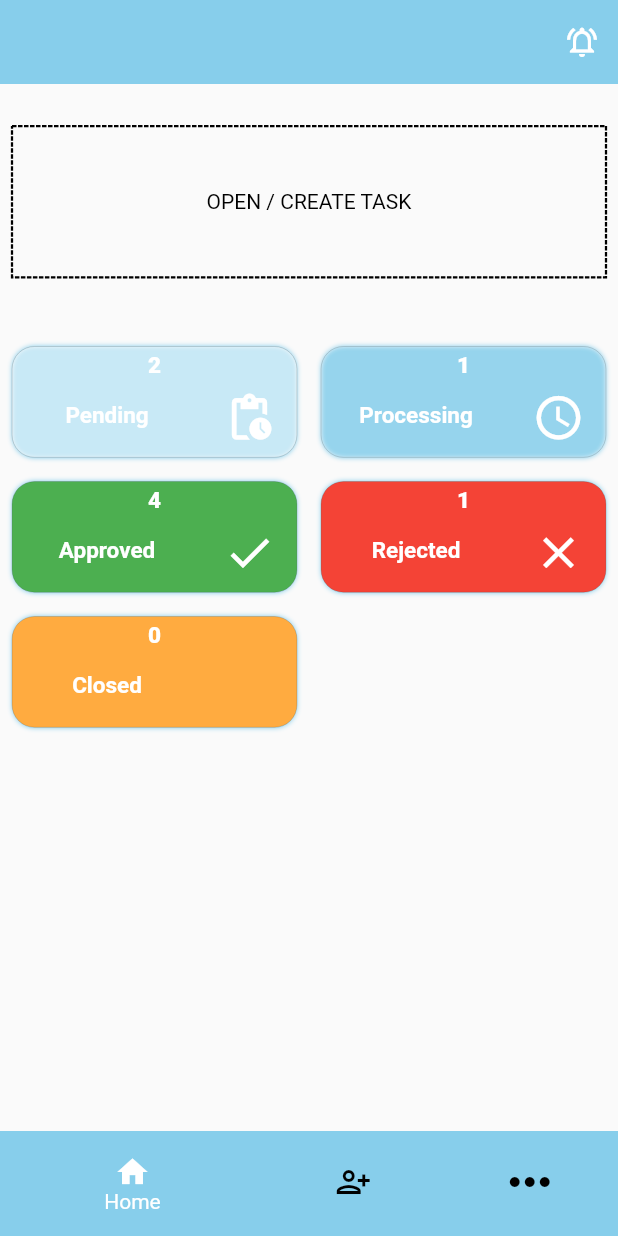
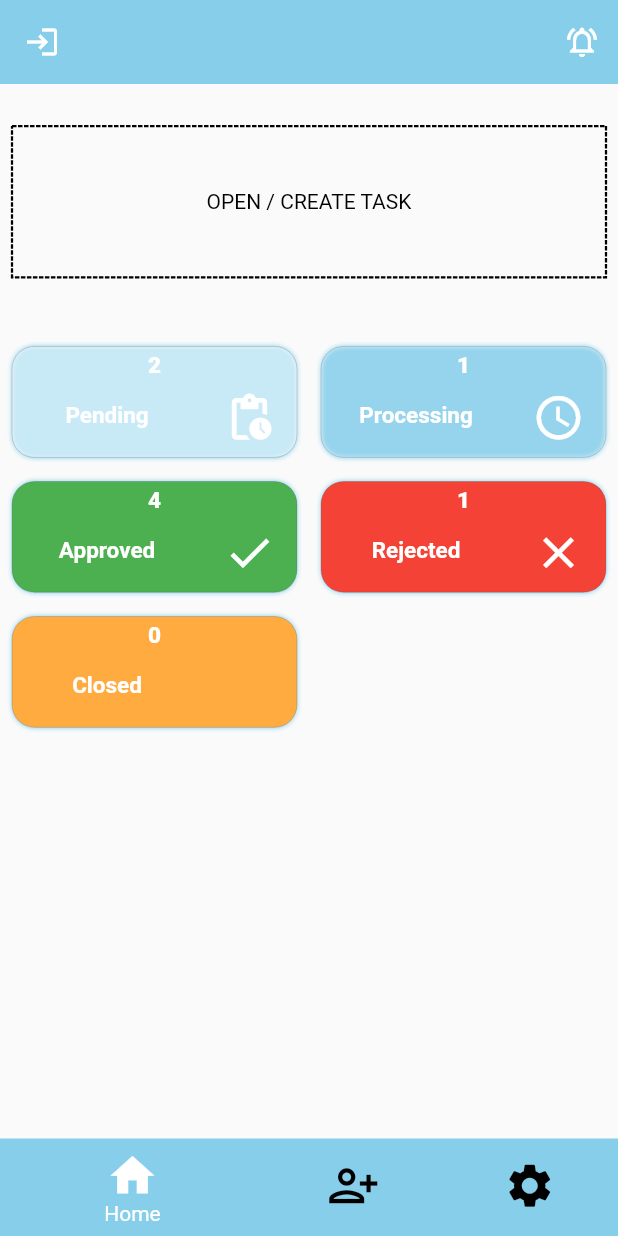
Before and after one commit to thoyyibHeadstartglobal/work_flow_app, a Flutter app: the screen it shows after launch, after a tap on "Login", on a phone screen of 412 x 824 dp. Run offline on Flutter 3.47's test engine with Material 2 defaults, Android fonts, the light colour scheme and no system bars; drawn by our look-alikes of dotted_border; our stand-ins replace better_player, dropdown_button2, local_auth; missing offline and left inert: face_camera.

Commit message:
works at last ..18_12_2023

```diff
--- a/analysis_options.yaml
+++ b/analysis_options.yaml
@@ -22,7 +22,7 @@ linter:
   # `// ignore_for_file: name_of_lint` syntax on the line or in the file
   # producing the lint.
   rules:
-    # avoid_print: false  # Uncomment to disable the `avoid_print` rule
+     avoid_print: false  # Uncomment to disable the `avoid_print` rule
     # prefer_single_quotes: true  # Uncomment to enable the `prefer_single_quotes` rule
 
 # Additional information about this file can be found at
--- a/lib/common_pages/app_home_page.dart
+++ b/lib/common_pages/app_home_page.dart
@@ -1,5 +1,3 @@
-
-
 import 'package:dotted_border/dotted_border.dart';
 import 'package:flutter/cupertino.dart';
 import 'package:flutter/material.dart';
@@ -15,111 +13,176 @@ import 'package:work_flow_app/task_management_pages/task_notifications_page.dart
 class AppHome extends StatefulWidget {
   const AppHome({Key? key}) : super(key: key);
 
-
   @override
   State<AppHome> createState() => _AppHomeState();
 }
 
 class _AppHomeState extends State<AppHome> {
+  int? _currentIndex = 0;
 
-   int ? _currentIndex = 0;
-
-
-   static   List<BottomNavigationBarItem> _pages = <BottomNavigationBarItem>[
-     BottomNavigationBarItem(
-         label: "Home",
-         icon: Icon(Icons.home)
-     ),
-
-
-     BottomNavigationBarItem(
-         label: "Profile",
-         icon: Icon(Icons.person_add_alt)
-     ),
-
+  static List<BottomNavigationBarItem> _pages = <BottomNavigationBarItem>[
+    BottomNavigationBarItem(label: "Home", icon: Icon(Icons.home)),
+    BottomNavigationBarItem(label: "Profile", icon: Icon(Icons.person_add_alt)),
     BottomNavigationBarItem(
         // activeIcon: Icon(Icons.more_horiz),
         label: "",
-         icon: Icon(Icons.more_horiz,
-         size: 40,)
-     ),
+        icon: Icon(
+          Icons.more_horiz,
+          size: 40,
+        )),
   ];
 
-
-
-  List<dynamic> statusList = [{"status":'Pending',
-  'color':Colors.white54,'count':2,
-  'icon':Icon(Icons.pending_actions,
+  List<dynamic> statusList = [
+    {
+      "status": 'Pending',
+      'color': Colors.white54,
+      'count': 2,
+      'icon': Icon(
+        Icons.pending_actions,
         color: Colors.white,
-  size: 35,)},
-    {"status":'Processing','count':1,
-      'icon':Icon(Icons.access_time_outlined,
+        size: 35,
+      )
+    },
+    {
+      "status": 'Processing',
+      'count': 1,
+      'icon': Icon(
+        Icons.access_time_outlined,
         color: Colors.white,
-        size: 35,),
-
-    'color':Colors.white12},
-    {"status":'Approved',
-      'count':4,
-      'icon':Icon(Icons.check,
+        size: 35,
+      ),
+      'color': Colors.white12
+    },
+    {
+      "status": 'Approved',
+      'count': 4,
+      'icon': Icon(
+        Icons.check,
         color: Colors.white,
-        size: 35,),
-      'color':Colors.green},
-    {"status":'Rejected',
-      'count':1,
-      'icon':Icon(Icons.close,
         size: 35,
-        color: Colors.white),
-      'color':Colors.red},
-    {"status":'Closed',
-      'count':0,
-      'icon':Icon(Icons.closed_caption_disabled_sharp, size: 35,),
-      'color':Colors.orangeAccent}];
+      ),
+      'color': Colors.green
+    },
+    {
+      "status": 'Rejected',
+      'count': 1,
+      'icon': Icon(Icons.close, size: 35, color: Colors.white),
+      'color': Colors.red
+    },
+    {
+      "status": 'Closed',
+      'count': 0,
+      'icon': Icon(
+        Icons.closed_caption_disabled_sharp,
+        size: 35,
+      ),
+      'color': Colors.orangeAccent
+    }
+  ];
 
   @override
   void initState() {
     initializeData();
     super.initState();
   }
-  initializeData(){
+
+  initializeData() {
     print("initialization data Page");
   }
 
   @override
   Widget build(BuildContext context) {
-
     return WillPopScope(
-      onWillPop: ()async
-      {
+      onWillPop: () async {
         return false;
       },
       child: SafeArea(
+        child: Scaffold(
+          appBar: AppBar(
+            leading: IconButton(
+              icon: Icon(Icons.login_outlined),
+              onPressed: () {
+                Widget yesButton = TextButton(
+                  style: TextButton.styleFrom(
+                    backgroundColor: Colors.green
+                  ),
+                  child: Text("Yes",
+                  style: TextStyle(
+                    color: Colors.white
+                  ),),
+                  onPressed: () {
+                    Navigator.pushAndRemoveUntil(context,
+                        MaterialPageRoute(builder: (context)=> LoginPage()), (route) => false);
+                  },
+                );
 
-        child: Scaffold(
+                Widget noButton = TextButton(
+                  style: TextButton.styleFrom(
+                      backgroundColor: Colors.red
+                  ),
+                  child: Text("No"
+                  ,
+                      style: TextStyle(
+                          color: Colors.white
+                      )),
+                  onPressed: () {
+                    Navigator.pop(context);
+                  },
+                );
 
-          appBar: AppBar(
+                Widget alert = AlertDialog(
+                  elevation: 7.0,
+                  insetPadding: EdgeInsets.only(
+                      bottom: 520,
+                  right: 0),
+                  title: Align(
+                    alignment: Alignment.topCenter,
+                    child: Container(
+                      alignment: Alignment.topCenter,
+                      child: const Text("Are you sure to logout ?"),
+                    ),
+                  ),
+                  actions: [yesButton, noButton],
+                );
+
+                showDialog(
+                    barrierColor: Colors.transparent,
+                    useSafeArea: true,
+                    context: context,
+                    builder: (context)
+
+                    =>
+                        Align(
+
+                          alignment: Alignment.topCenter,
+                            child: alert)
+                );
+              },
+            ),
             automaticallyImplyLeading: false,
             elevation: 0,
             backgroundColor: Color(0xff87CEEB),
             centerTitle: true,
-actions: [IconButton(onPressed: (){
-
-  Navigator.push(context,
-  MaterialPageRoute(builder: (context)=>
-
-      TaskNotificationsPage()));
-}, icon: Icon(Icons.notifications_active_outlined))],
-
-
-
+            actions: [
+              IconButton(
+                  onPressed: () {
+                    Navigator.push(
+                        context,
+                        MaterialPageRoute(
+                            builder: (context) => TaskNotificationsPage()));
+                  },
+                  icon: Icon(Icons.notifications_active_outlined))
+            ],
           ),
           body: ListView(
             children: [
-              SizedBox(height: 20,),
+              SizedBox(
+                height: 20,
+              ),
               Container(
                 padding: const EdgeInsets.all(8.0),
                 child: Row(
                   children: [
-
                     // Expanded(
                     //   child: InkWell(
                     //
@@ -155,7 +218,6 @@ actions: [IconButton(onPressed: (){
                     Expanded(
                       child: DottedBorder(
                         strokeWidth: 1.5,
-
                         child: InkWell(
 
                             //
@@ -173,55 +235,50 @@ actions: [IconButton(onPressed: (){
                             //         vertical: 0),
                             //     primary: Colors.white
                             // ),
-                            onTap: (){
+                            onTap: () {
                               // Navigator.push(
                               //     context, MaterialPageRoute(builder: (context)=>
                               //     LoginPage()));
-                              Navigator.push(context, MaterialPageRoute(
-                                  builder: (context)=> CreateTaskPage())
-                              )
-                              .whenComplete(() =>
-
-                              initializeData()
-                              );
+                              Navigator.push(
+                                      context,
+                                      MaterialPageRoute(
+                                          builder: (context) =>
+                                              CreateTaskPage()))
+                                  .whenComplete(() => initializeData());
 
                               print("button Pressed");
-                            }, child:
-                        Container(
-                          height: MediaQuery.of(context).size.height/8.5,
-                          child:
-                          Center(
-                            child: Text("OPEN / CREATE TASK",
-                              style: TextStyle(
-                                  color: Colors.black
+                            },
+                            child: Container(
+                              height: MediaQuery.of(context).size.height / 8.5,
+                              child: Center(
+                                child: Text(
+                                  "OPEN / CREATE TASK",
+                                  style: TextStyle(color: Colors.black),
+                                  textAlign: TextAlign.center,
                                 ),
-                              textAlign: TextAlign.center,),
                               ),
                             )),
-
                       ),
                     ),
-
                   ],
                 ),
               ),
 
-
-              SizedBox(height: 30,),
+              SizedBox(
+                height: 30,
+              ),
 
               Container(
                 height: 350,
-
                 child: GridView.builder(
                     // padding:
                     // EdgeInsets.symmetric(horizontal: 10, vertical: 22),
                     gridDelegate: SliverGridDelegateWithFixedCrossAxisCount(
                       crossAxisCount: 2,
                       // maxCrossAxisExtent: 200,
-                    mainAxisExtent:
-                    90,
+                      mainAxisExtent: 90,
                       // childAspectRatio: 3 / 2,
-                    crossAxisSpacing:0,
+                      crossAxisSpacing: 0,
 
                       mainAxisSpacing: 0,
                     ),
@@ -235,24 +292,20 @@ actions: [IconButton(onPressed: (){
                     //
                     // ),
 
-                  itemCount:statusList.length,
+                    itemCount: statusList.length,
                     // cacheExtent: 200,
                     itemBuilder: (BuildContext ctx, index) {
                       // setState((){
                       // listIndex = index;
                       // });
-                    return
-                      TextButton(
-
+                      return TextButton(
                         style: TextButton.styleFrom(
                             primary: statusList[index]['color']
 
                             // padding: EdgeInsets.symmetric(horizontal: 5),
                             // shadowColor: Color(0xff87CEEB),
                             ),
-                        onPressed: () async {
-
-                        },
+                        onPressed: () async {},
                         child: Container(
                           // margin: EdgeInsets.only(left: 10,right: 0),
                           width:
@@ -274,32 +327,31 @@ actions: [IconButton(onPressed: (){
                                     blurStyle: BlurStyle.normal)
                               ],
                               borderRadius: BorderRadius.circular(15.0),
-                              color:   statusList[index]['color'],
-                              border: Border.all(
-                                  width: 0.1, color: Colors.black)),
+                              color: statusList[index]['color'],
+                              border:
+                                  Border.all(width: 0.1, color: Colors.black)),
                           // margin: EdgeInsets.symmetric(horizontal: 10),
 
                           child: Column(
                             mainAxisSize: MainAxisSize.max,
                             mainAxisAlignment: MainAxisAlignment.center,
-                            crossAxisAlignment:
-                            CrossAxisAlignment.center,
+                            crossAxisAlignment: CrossAxisAlignment.center,
                             children: [
                               // SizedBox(
                               //   height: 5,
                               // ),
                               Row(
-                                mainAxisAlignment:
-                                MainAxisAlignment.center,
+                                mainAxisAlignment: MainAxisAlignment.center,
                                 children: [
                                   Container(
                                     // color:Colors.red,
-                                    child: Text("${statusList[index]['count'].toString()}",
+                                    child: Text(
+                                      "${statusList[index]['count'].toString()}",
                                       style: TextStyle(
                                           color: Colors.white,
                                           fontWeight: FontWeight.w900,
-                                      fontSize: 15
-                                    ),),
+                                          fontSize: 15),
+                                    ),
                                   ),
                                 ],
                               ),
@@ -308,8 +360,7 @@ actions: [IconButton(onPressed: (){
                               // ),
 
                               Row(
-                                mainAxisAlignment:
-                                MainAxisAlignment.center,
+                                mainAxisAlignment: MainAxisAlignment.center,
                                 children: [
                                   Expanded(
                                       flex: 2,
@@ -323,22 +374,20 @@ actions: [IconButton(onPressed: (){
                                         ,
                                         overflow: TextOverflow.visible,
                                         textAlign: TextAlign.center,
-                                        style:
-                                        TextStyle(
+                                        style: TextStyle(
                                             fontWeight: FontWeight.bold,
                                             color: Colors.white,
                                             fontSize:
                                                 // homeList .length ==4 ?
                                                 // 15 :
                                                 15),
-
                                       )),
                                   Expanded(
-                                      child:IconButton(
+                                      child: IconButton(
                                     iconSize: 5,
-                                  icon: statusList[index]['icon']
-                                          ,
-                                    onPressed: () {  },))
+                                    icon: statusList[index]['icon'],
+                                    onPressed: () {},
+                                  ))
                                 ],
                               ),
                             ],
@@ -401,10 +450,6 @@ actions: [IconButton(onPressed: (){
               //       child: Text("Authenticate with Fingerprint/Face Scan")
               //   ),
               // ),
-
-
-
-
             ],
           ),
           // bottomNavigationBar:
@@ -474,28 +519,31 @@ actions: [IconButton(onPressed: (){
           // ),
         ),
       ),
-
     );
   }
 
-  Widget SelectCard(){
+  Widget SelectCard() {
     return Column(
       children: [
         InkWell(
-          child: Container(child:
-            Text("Pending"),),
+          child: Container(
+            child: Text("Pending"),
+          ),
         ),
         InkWell(
-          child: Container(child:
-          Text("Processing"),),
+          child: Container(
+            child: Text("Processing"),
+          ),
         ),
         InkWell(
-          child: Container(child:
-          Text("Rejected"),),
+          child: Container(
+            child: Text("Rejected"),
+          ),
         ),
         InkWell(
-          child: Container(child:
-          Text("Closed"),),
+          child: Container(
+            child: Text("Closed"),
+          ),
         ),
       ],
     );
--- a/lib/common_pages/login_page.dart
+++ b/lib/common_pages/login_page.dart
@@ -153,7 +153,8 @@ class _LoginPageState extends State<LoginPage> {
         ),
       );
 
-  Widget buildAuthenticate(BuildContext context) => buildButton(
+  Widget buildAuthenticate(BuildContext context) =>
+      buildButton(
         text: 'Biometric login',
         icon: Icons.lock_open,
         onClicked: () async {
@@ -161,7 +162,7 @@ class _LoginPageState extends State<LoginPage> {
 
           if (isAuthenticated) {
             Navigator.of(context).pushReplacement(
-              MaterialPageRoute(builder: (context) => AppHome()),
+              MaterialPageRoute(builder: (context) => ViewAppHome()),
             );
           }
         },
@@ -172,6 +173,7 @@ class _LoginPageState extends State<LoginPage> {
     IconData? icon,
     VoidCallback? onClicked,
   }) =>
+
       ElevatedButton.icon(
         style: ElevatedButton.styleFrom(
           minimumSize: Size.fromHeight(50),
@@ -262,13 +264,18 @@ class _LoginPageState extends State<LoginPage> {
                                 style: ElevatedButton.styleFrom(
                                     elevation: 0.0,
                                     primary: AppConstants().appTheme),
-                                onPressed: () {
+                                onPressed: ()
+                                {
+
+                                  // ignore_for_file: avoid_print
+                                  print("Login Page");
                                   Navigator.push(
                                       context,
                                       MaterialPageRoute(
                                           builder: (context) => ViewAppHome()));
                                 },
-                                child: Text("Login")),
+                                child: Text("Login")
+                            ),
                           ],
                         ),
                         // Expanded(child: ElevatedButton(
@@ -335,8 +342,8 @@ class _LoginPageState extends State<LoginPage> {
                             )
                           ],
                         ),
-                        SizedBox(height: 24),
-                        buildAuthenticate(context),
+                        // SizedBox(height: 24),
+                        //
                       ],
                     ),
                   ),
@@ -372,7 +379,7 @@ class _LoginPageState extends State<LoginPage> {
       if (didAuthenticate) {
         Navigator.pushAndRemoveUntil(
             context,
-            MaterialPageRoute(builder: (context) => AppHome()),
+            MaterialPageRoute(builder: (context) => ViewAppHome()),
             (route) => false);
       }
     } on PlatformException catch (e) {
--- a/lib/common_pages/more_about_page.dart
+++ b/lib/common_pages/more_about_page.dart
@@ -1,4 +1,3 @@
-import 'package:flutter/cupertino.dart';
 import 'package:flutter/material.dart';
 import 'package:work_flow_app/common_pages/app_constants.dart';
 
@@ -17,7 +16,7 @@ class _MoreDetailsUserState extends State<MoreDetailsUser> {
         elevation: 0.0,
         centerTitle: true,
         backgroundColor: AppConstants().appTheme,
-        title: Text("More About"),
+        title: Text("Settings"),
       ),
     );
   }
--- a/lib/common_pages/view_page.dart
+++ b/lib/common_pages/view_page.dart
@@ -172,20 +172,22 @@ class _ViewAppHomeState extends State<ViewAppHome> {
 
                 BottomNavigationBarItem(
                     label: "Home",
-                    icon: Icon(Icons.home)
+                    icon: Icon(Icons.home,
+                    size: 35,)
                 ),
 
 
                 BottomNavigationBarItem(
                     label: "Profile",
-                    icon: Icon(Icons.person_add_alt)
+                    icon: Icon(Icons.person_add_alt,
+                    size: 35,)
                 ),
 
                 BottomNavigationBarItem(
                   // activeIcon: Icon(Icons.more_horiz),
-                    label: "More",
-                    icon: Icon(Icons.more_horiz,
-                      size: 40,)
+                    label: "Settings",
+                    icon: Icon(Icons.settings,
+                      size: 35,)
                 ),
               ],
             ),
--- a/lib/main.dart
+++ b/lib/main.dart
@@ -1,12 +1,52 @@
+import 'dart:ui';
+
+import 'package:face_camera/face_camera.dart';
+import 'package:flutter/foundation.dart';
 import 'package:flutter/material.dart';
 
 import 'common_pages/login_page.dart';
+import 'common_pages/video_player.dart';
 
+void debugPrintSynchronouslyWithText(
 
-void main() {
+    String message, String version,
+    {int ? wrapWidth}) {
+  message =
+  "[${DateTime.now()} - $version]: $message";
+  debugPrintSynchronously(message, wrapWidth: wrapWidth);
+
+}
+
+void main() async{
+// var message="";
+  // if (kReleaseMode)
+  // {
+  var version =
+      "1";
+  debugPrint = (String  ? message, {int  ? wrapWidth}) =>
+      debugPrintSynchronouslyWithText(message!, version, wrapWidth: wrapWidth);
+
+  // {
+    //   print(".*");
+    //
+    // };
+  // }
+
+  DartPluginRegistrant.ensureInitialized();
+  WidgetsFlutterBinding.ensureInitialized(); //Add this
+  // try {
+  //   cameras = await availableCameras();
+  //
+  // } on CameraException catch (e) {
+  //   logError(e.code, e.description);
+  // }
+  await FaceCamera.intialize();
   runApp(const MyApp());
 }
 
+initFaceCamera() async {
+
+}
 class MyApp extends StatelessWidget {
   const MyApp({Key? key}) : super(key: key);
 
@@ -20,7 +60,9 @@ class MyApp extends StatelessWidget {
 
         primarySwatch: Colors.blue,
       ),
-      home: LoginPage(),
+      home:
+      // VideoPlayerScreen()
+      LoginPage(),
     );
   }
 }
--- a/pubspec.yaml
+++ b/pubspec.yaml
@@ -38,6 +38,9 @@ dependencies:
   dotted_border: ^2.1.0
   dropdown_button2: ^2.1.4
   intl: ^0.18.1
+  better_player: ^0.0.83
+  face_camera: ^0.0.5
+  camera: ^0.9.8+1
 
 dev_dependencies:
   flutter_test:
```
Also changed, not shown: lib/common_pages/user_profile_page.dart (+47 -0 lines), lib/common_pages/video_player.dart (added, +281 -0 lines), pubspec.lock, 4 other files. Lines whose indentation alone changed are shown as unchanged.
